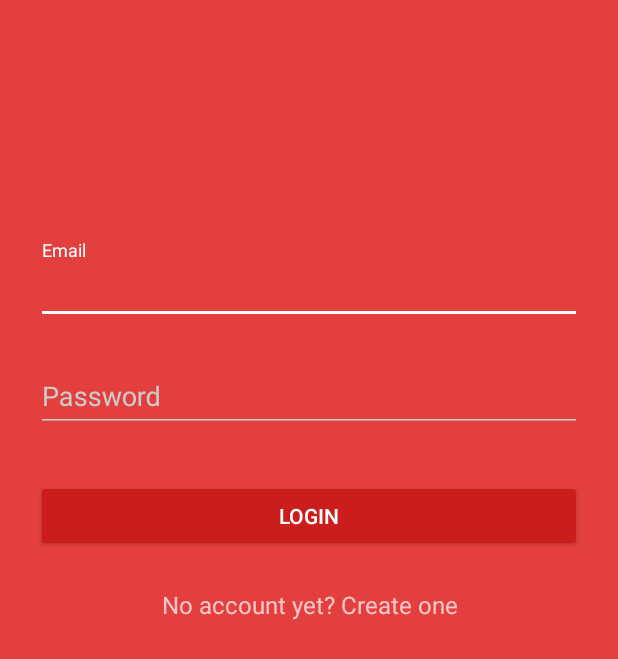
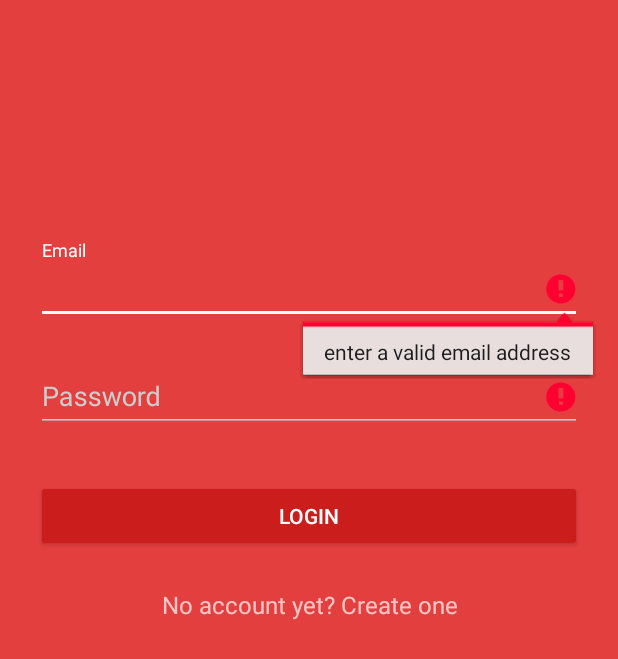
Before and after one commit to koallen/e-clinic-android, an Android app: the screen it shows after launch (LoginActivity), after a tap on "LOGIN", on a phone screen of 412 x 824 dp. Shown: the top 659 px of the screen. Run offline under Robolectric (Android 15) with nearby library versions, the phone set to English and light mode, and no system bars; our stand-ins replace ButterKnife.

```diff
--- a/app/src/main/java/sg/edu/ntu/cz3002/enigma/eclinic/LoginActivity.java
+++ b/app/src/main/java/sg/edu/ntu/cz3002/enigma/eclinic/LoginActivity.java
@@ -13,6 +13,7 @@ import android.support.v7.widget.AppCompatButton;
 
 import butterknife.BindView;
 import butterknife.ButterKnife;
+import butterknife.OnClick;
 
 /**
  * Created by HuaBa on 30/08/16.
@@ -35,22 +36,18 @@ public class LoginActivity extends AppCompatActivity {
         super.onCreate(savedInstanceState);
         setContentView(R.layout.activity_login);
         ButterKnife.bind(this);
+    }
 
-        _loginButton.setOnClickListener(new View.OnClickListener() {
-            @Override
-            public void onClick(View view) {
-                Log.d(TAG, "logging in");
-            }
-        });
+    @OnClick(R.id.btn_login)
+    public void setLoginButtonListener(View view) {
+        login();
+    }
 
-        _signupLink.setOnClickListener(new View.OnClickListener() {
-            @Override
-            public void onClick(View v) {
-                // Start the Signup activity
-                Intent intent = new Intent(getApplicationContext(), SignupActivity.class);
-                startActivityForResult(intent, REQUEST_SIGNUP);
-            }
-        });
+    @OnClick(R.id.link_signup)
+    public void setSignupLinkListener(View view) {
+        // Start the Signup activity
+        Intent intent = new Intent(getApplicationContext(), SignupActivity.class);
+        startActivityForResult(intent, REQUEST_SIGNUP);
     }
 
     public void login() {
--- a/app/src/main/java/sg/edu/ntu/cz3002/enigma/eclinic/MyFirebaseInstanceIDService.java
+++ b/app/src/main/java/sg/edu/ntu/cz3002/enigma/eclinic/MyFirebaseInstanceIDService.java
@@ -9,11 +9,13 @@ import com.google.firebase.iid.FirebaseInstanceIdService;
  * Created by koAllen on 24/8/16.
  */
 public class MyFirebaseInstanceIDService extends FirebaseInstanceIdService {
+    private static String TAG = "MyFirebaseInstanceIDService";
+
     @Override
     public void onTokenRefresh() {
         // Get updated InstanceID token.
         String refreshedToken = FirebaseInstanceId.getInstance().getToken();
-        Log.d("TOKENAAA", "Refreshed token: " + refreshedToken);
+        Log.d(TAG, "Refreshed token: " + refreshedToken);
 
         // If you want to send messages to this application instance or
         // manage this apps subscriptions on the server side, send the
```
